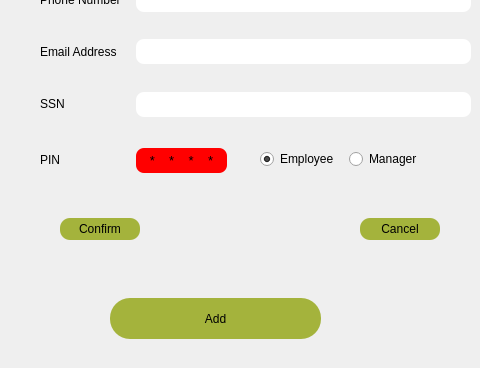
darryusa/QtProcess, file staffwindow.ui: the form before one commit; both pictures show x 0 to 480 and y 232 to 600 of the 1024 by 600 pixel window.
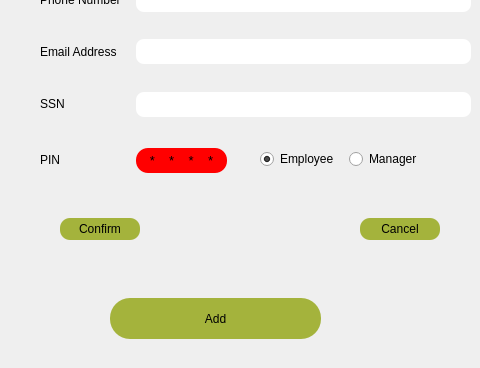
The form after the commit. Icons and pictures are not drawn.

Patch:
```diff
--- a/staffwindow.ui
+++ b/staffwindow.ui
@@ -682,7 +682,7 @@
    </property>
    <property name="styleSheet">
     <string notr="true">QPushButton { 
-	border-radius: 8px; 
+	border-radius: 12px; 
 	color:rgb(0, 0, 0);
 	background-color: red; 
 } 
@@ -739,7 +739,7 @@
     </size>
    </property>
   </widget>
-  <widget class="QWidget" name="">
+  <widget class="QWidget" name="layoutWidget">
    <property name="geometry">
     <rect>
      <x>260</x>
```
Left out of the diff: 5 changed lines with no effect on the pictures.
